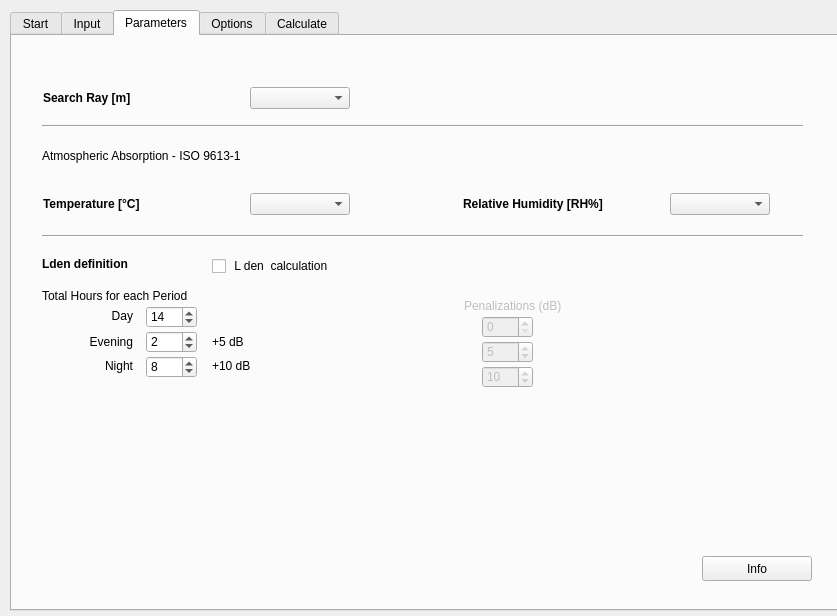
First picture: the form in tools/ui_CalculateNoiseLevels.ui, repository pierluigiderosa/openoise, before the edit.
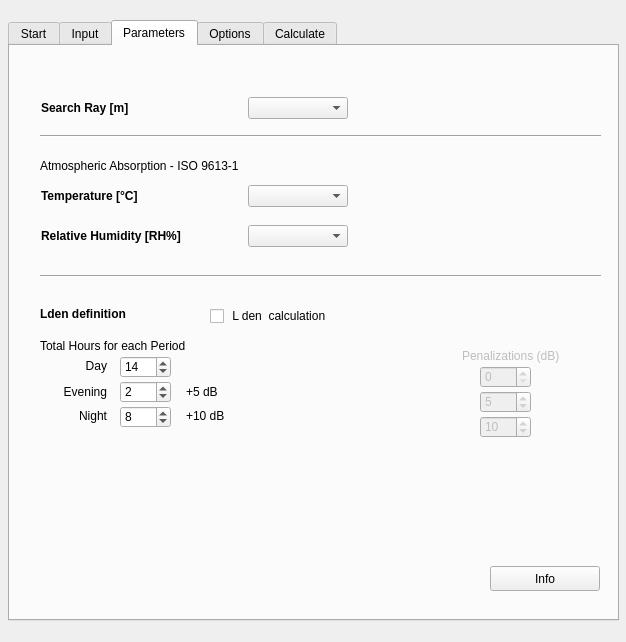
Second picture: the form after the edit. The open tabs and pages were chosen to show the change. Custom widgets are drawn as their Qt base class.

Commit message: - Fix in contour lavel - new GUI for calculate noise

```diff
--- a/tools/ui_CalculateNoiseLevels.ui
+++ b/tools/ui_CalculateNoiseLevels.ui
@@ -6,8 +6,8 @@
    <rect>
     <x>0</x>
     <y>0</y>
-    <width>837</width>
-    <height>616</height>
+    <width>626</width>
+    <height>642</height>
    </rect>
   </property>
   <property name="sizePolicy">
@@ -31,9 +31,9 @@
    </property>
    <property name="geometry">
     <rect>
-     <x>10</x>
-     <y>10</y>
-     <width>831</width>
+     <x>8</x>
+     <y>20</y>
+     <width>611</width>
      <height>601</height>
     </rect>
    </property>
@@ -544,7 +544,7 @@
      <property name="geometry">
       <rect>
        <x>200</x>
-       <y>220</y>
+       <y>260</y>
        <width>171</width>
        <height>20</height>
       </rect>
@@ -563,7 +563,7 @@
      <property name="geometry">
       <rect>
        <x>30</x>
-       <y>250</y>
+       <y>290</y>
        <width>161</width>
        <height>20</height>
       </rect>
@@ -585,7 +585,7 @@
      <property name="geometry">
       <rect>
        <x>452</x>
-       <y>260</y>
+       <y>300</y>
        <width>111</width>
        <height>20</height>
       </rect>
@@ -603,8 +603,8 @@
     <widget class="QLabel" name="L_den_day_label">
      <property name="geometry">
       <rect>
-       <x>60</x>
-       <y>270</y>
+       <x>36</x>
+       <y>310</y>
        <width>61</width>
        <height>20</height>
       </rect>
@@ -625,8 +625,8 @@
     <widget class="QLabel" name="L_den_nig_label">
      <property name="geometry">
       <rect>
-       <x>60</x>
-       <y>320</y>
+       <x>36</x>
+       <y>360</y>
        <width>61</width>
        <height>20</height>
       </rect>
@@ -651,7 +651,7 @@
      <property name="geometry">
       <rect>
        <x>470</x>
-       <y>305</y>
+       <y>345</y>
        <width>51</width>
        <height>22</height>
       </rect>
@@ -669,8 +669,8 @@
     <widget class="QLabel" name="L_den_eve_label">
      <property name="geometry">
       <rect>
-       <x>40</x>
-       <y>296</y>
+       <x>16</x>
+       <y>336</y>
        <width>81</width>
        <height>20</height>
       </rect>
@@ -695,7 +695,7 @@
      <property name="geometry">
       <rect>
        <x>470</x>
-       <y>330</y>
+       <y>370</y>
        <width>51</width>
        <height>22</height>
       </rect>
@@ -717,7 +717,7 @@
      <property name="geometry">
       <rect>
        <x>470</x>
-       <y>280</y>
+       <y>320</y>
        <width>51</width>
        <height>22</height>
       </rect>
@@ -732,8 +732,8 @@
     <widget class="QSpinBox" name="L_nig_hours_spinBox">
      <property name="geometry">
       <rect>
-       <x>134</x>
-       <y>320</y>
+       <x>110</x>
+       <y>360</y>
        <width>51</width>
        <height>22</height>
       </rect>
@@ -748,8 +748,8 @@
     <widget class="QSpinBox" name="L_eve_hours_spinBox">
      <property name="geometry">
       <rect>
-       <x>134</x>
-       <y>295</y>
+       <x>110</x>
+       <y>335</y>
        <width>51</width>
        <height>22</height>
       </rect>
@@ -764,8 +764,8 @@
     <widget class="QSpinBox" name="L_day_hours_spinBox">
      <property name="geometry">
       <rect>
-       <x>134</x>
-       <y>270</y>
+       <x>110</x>
+       <y>310</y>
        <width>51</width>
        <height>22</height>
       </rect>
@@ -782,7 +782,7 @@
       <rect>
        <x>30</x>
        <y>80</y>
-       <width>761</width>
+       <width>561</width>
        <height>20</height>
       </rect>
      </property>
@@ -794,8 +794,8 @@
      <property name="geometry">
       <rect>
        <x>30</x>
-       <y>190</y>
-       <width>761</width>
+       <y>220</y>
+       <width>561</width>
        <height>20</height>
       </rect>
      </property>
@@ -807,7 +807,7 @@
      <property name="geometry">
       <rect>
        <x>30</x>
-       <y>148</y>
+       <y>130</y>
        <width>311</width>
        <height>41</height>
       </rect>
@@ -856,8 +856,8 @@
     <widget class="QWidget" name="horizontalLayoutWidget_5">
      <property name="geometry">
       <rect>
-       <x>450</x>
-       <y>148</y>
+       <x>30</x>
+       <y>170</y>
        <width>311</width>
        <height>41</height>
       </rect>
@@ -907,7 +907,7 @@
      <property name="geometry">
       <rect>
        <x>30</x>
-       <y>220</y>
+       <y>260</y>
        <width>171</width>
        <height>17</height>
       </rect>
@@ -919,7 +919,7 @@
     <widget class="QPushButton" name="HelpParameters">
      <property name="geometry">
       <rect>
-       <x>690</x>
+       <x>480</x>
        <y>520</y>
        <width>110</width>
        <height>25</height>
@@ -948,8 +948,8 @@
     <widget class="QLabel" name="L_den_eve_label_penalization">
      <property name="geometry">
       <rect>
-       <x>200</x>
-       <y>296</y>
+       <x>176</x>
+       <y>336</y>
        <width>191</width>
        <height>20</height>
       </rect>
@@ -970,8 +970,8 @@
     <widget class="QLabel" name="L_den_nig_label_penalization">
      <property name="geometry">
       <rect>
-       <x>200</x>
-       <y>320</y>
+       <x>176</x>
+       <y>360</y>
        <width>191</width>
        <height>20</height>
       </rect>
```
Left out of the diff: 68 changed lines with no effect on the pictures. The commit also changes 12 other files.
